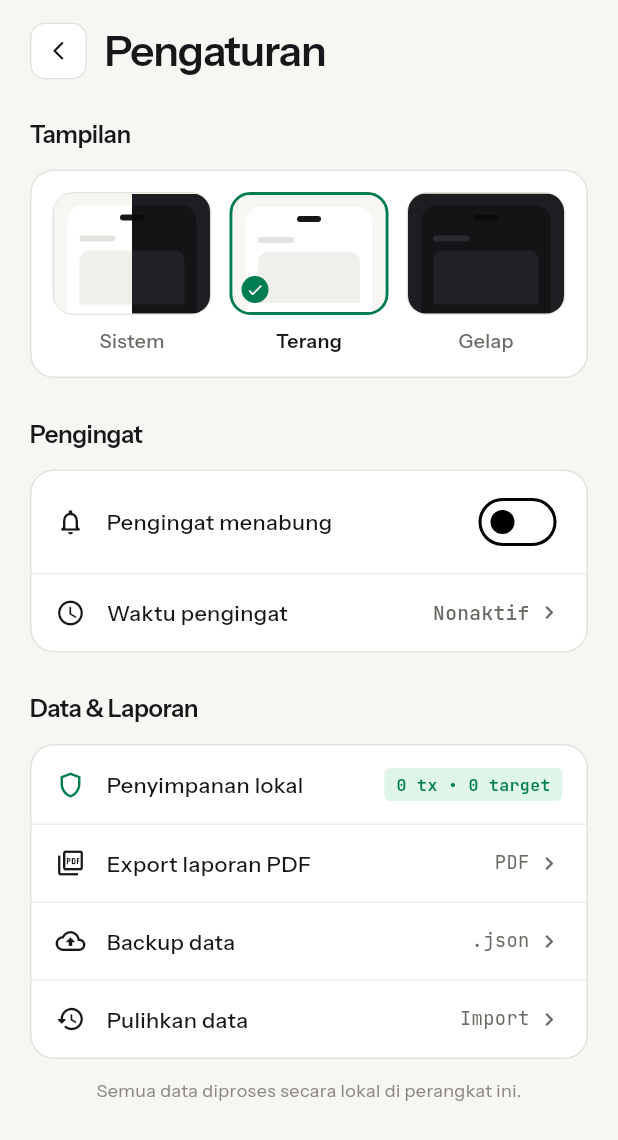
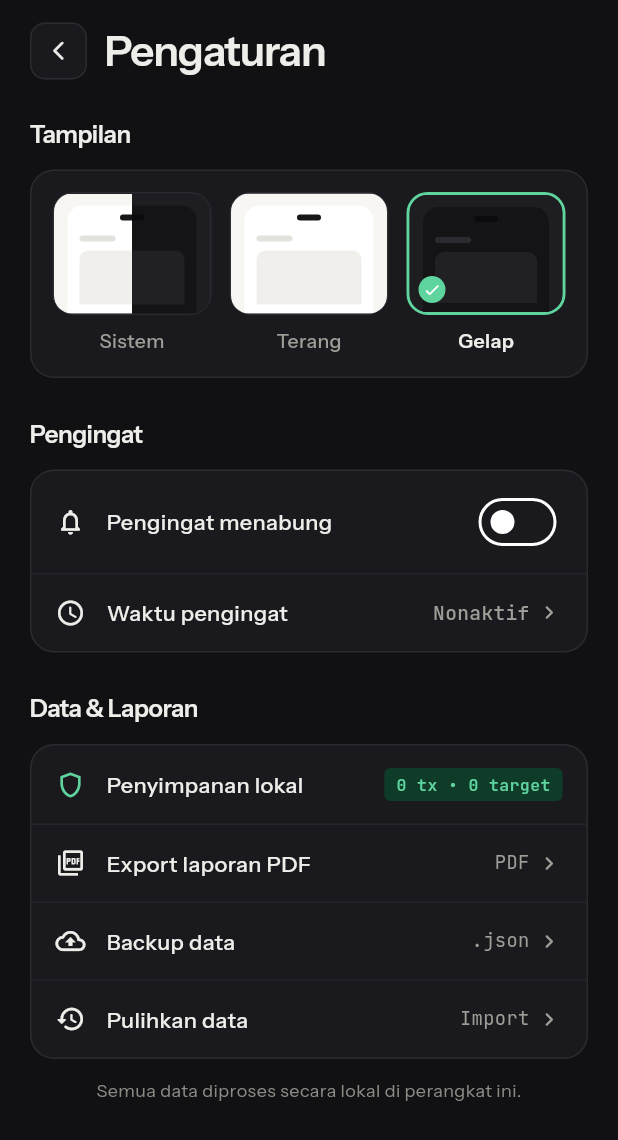
Before and after one commit to ivantyz16/aplikasi-mobile-keuangan, a Flutter app: the SettingsScreen screen opened directly, after a tap on "Sistem", after a tap on "Terang", after a tap on "Gelap", on a phone screen of 412 x 824 dp. Shown: the top 1140 px of the screen. Run offline on Flutter 3.47's test engine with Material 3 defaults, Android fonts, the phone set to English and light mode, and no system bars; our stand-ins replace file_picker, fl_chart, flutter_local_notifications, google_fonts, hive, hive_flutter and 4 more; accounts and stored records are empty.

Commit message:
update apk

```diff
--- a/lib/main.dart
+++ b/lib/main.dart
@@ -1,7 +1,6 @@
 import 'package:flutter/material.dart';
 import 'package:flutter/services.dart';
 import 'package:google_fonts/google_fonts.dart';
-import 'package:hive_flutter/hive_flutter.dart';
 import 'package:intl/date_symbol_data_local.dart';
 
 import 'screens/dashboard_screen.dart';
@@ -11,13 +10,22 @@ import 'screens/splash_screen.dart';
 import 'screens/statistics_screen.dart';
 import 'screens/transactions_screen.dart';
 import 'services/hive_service.dart';
+import 'services/notification_service.dart';
 import 'theme/app_theme.dart';
 import 'widgets/notched_nav_bar.dart';
+
+/// Notifier global agar pergantian tema di Setelan langsung mengubah seluruh app
+final ValueNotifier<ThemeMode> appThemeNotifier =
+    ValueNotifier<ThemeMode>(ThemeMode.light);
 
 Future<void> main() async {
   WidgetsFlutterBinding.ensureInitialized();
   await initializeDateFormatting('id_ID', null);
   await HiveService.init();
+  await NotificationService.init();
+
+  appThemeNotifier.value =
+      SettingsController.isDark ? ThemeMode.dark : ThemeMode.light;
 
   runApp(const SakuinApp());
 }
@@ -27,10 +35,13 @@ class SakuinApp extends StatelessWidget {
 
   @override
   Widget build(BuildContext context) {
-    return ValueListenableBuilder(
-      valueListenable: HiveService.box.listenable(),
-      builder: (context, _, __) {
-        final isDark = SettingsController.isDark;
+    return ValueListenableBuilder<ThemeMode>(
+      valueListenable: appThemeNotifier,
+      builder: (context, mode, _) {
+        final bool isDark = mode == ThemeMode.dark ||
+            (mode == ThemeMode.system &&
+                WidgetsBinding.instance.platformDispatcher.platformBrightness ==
+                    Brightness.dark);
 
         SystemChrome.setSystemUIOverlayStyle(
           SystemUiOverlayStyle(
@@ -70,7 +81,7 @@ class SakuinApp extends StatelessWidget {
               surface: Color(0xFF1A1A1E),
             ),
           ),
-          themeMode: isDark ? ThemeMode.dark : ThemeMode.light,
+          themeMode: mode,
           home: const SplashScreen(
             nextScreen: MainShell(),
           ),
--- a/lib/screens/settings_screen.dart
+++ b/lib/screens/settings_screen.dart
@@ -6,7 +6,7 @@ import 'package:flutter/services.dart';
 import 'package:google_fonts/google_fonts.dart';
 import 'package:hive_flutter/hive_flutter.dart';
 
-import '../models/saving_goal_model.dart';
+import '../main.dart';
 import '../models/transaction_model.dart';
 import '../services/export_backup_service.dart';
 import '../services/hive_service.dart';
@@ -54,8 +54,6 @@ class SettingsScreen extends StatefulWidget {
 }
 
 class _SettingsScreenState extends State<SettingsScreen> {
-  bool _isDark = false;
-  bool _useSystemTheme = false;
   bool _reminderEnabled = false;
   String _reminderTime = '20:00';
   bool _isProcessing = false;
@@ -68,7 +66,6 @@ class _SettingsScreenState extends State<SettingsScreen> {
 
   void _loadInitialSettings() {
     try {
-      _isDark = SettingsController.isDark;
       _reminderEnabled = SettingsController.reminderEnabled;
       _reminderTime = SettingsController.reminderTime;
     } catch (e) {
@@ -77,31 +74,39 @@ class _SettingsScreenState extends State<SettingsScreen> {
   }
 
   _ThemeOption get _selectedTheme {
-    if (_useSystemTheme) return _ThemeOption.system;
-    return _isDark ? _ThemeOption.dark : _ThemeOption.light;
+    final mode = appThemeNotifier.value;
+    if (mode == ThemeMode.system) return _ThemeOption.system;
+    if (mode == ThemeMode.dark) return _ThemeOption.dark;
+    return _ThemeOption.light;
   }
 
   Future<void> _selectTheme(_ThemeOption option) async {
+    final bool targetDark;
+    final ThemeMode targetMode;
+
     if (option == _ThemeOption.system) {
-      final platformDark =
+      targetDark =
           WidgetsBinding.instance.platformDispatcher.platformBrightness ==
               Brightness.dark;
-      await SettingsController.toggleDarkMode(platformDark);
-      if (!mounted) return;
-      setState(() {
-        _useSystemTheme = true;
-        _isDark = platformDark;
-      });
-      return;
+      targetMode = ThemeMode.system;
+    } else if (option == _ThemeOption.dark) {
+      targetDark = true;
+      targetMode = ThemeMode.dark;
+    } else {
+      targetDark = false;
+      targetMode = ThemeMode.light;
     }
 
-    final dark = option == _ThemeOption.dark;
-    await SettingsController.toggleDarkMode(dark);
-    if (!mounted) return;
-    setState(() {
-      _useSystemTheme = false;
-      _isDark = dark;
-    });
+    // 1. Ubah tema UI secara langsung terlebih dahulu
+    appThemeNotifier.value = targetMode;
+    if (mounted) setState(() {});
+
+    // 2. Simpan preferensi ke penyimpanan lokal secara aman
+    try {
+      await SettingsController.toggleDarkMode(targetDark);
+    } catch (e) {
+      debugPrint('Save dark mode error: $e');
+    }
   }
 
   Future<void> _syncNotificationSchedule({
@@ -128,7 +133,8 @@ class _SettingsScreenState extends State<SettingsScreen> {
 
   void _showSnack(String message, {bool isError = false}) {
     if (!mounted) return;
-    final ui = _Ui(_isDark);
+    final bool isDark = Theme.of(context).brightness == Brightness.dark;
+    final ui = _Ui(isDark);
     ScaffoldMessenger.of(context).showSnackBar(
       SnackBar(
         elevation: 0,
@@ -205,7 +211,8 @@ class _SettingsScreenState extends State<SettingsScreen> {
   }
 
   Future<void> _handleRestore() async {
-    final ui = _Ui(_isDark);
+    final bool isDark = Theme.of(context).brightness == Brightness.dark;
+    final ui = _Ui(isDark);
     final confirm = await showDialog<bool>(
       context: context,
       builder: (ctx) => AlertDialog(
@@ -274,11 +281,8 @@ class _SettingsScreenState extends State<SettingsScreen> {
 
   @override
   Widget build(BuildContext context) {
-    final bool currentDark = Theme.of(context).brightness == Brightness.dark;
-    if (_isDark != currentDark) {
-      _isDark = currentDark;
-    }
-    final ui = _Ui(_isDark);
+    final bool isDark = Theme.of(context).brightness == Brightness.dark;
+    final ui = _Ui(isDark);
 
     return Scaffold(
       backgroundColor: ui.canvas,
```
Also changed, not shown: lib/services/notification_service.dart (+33 -4 lines), 2 other files.
